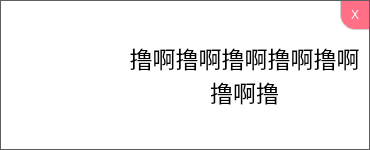
Old version of the form notify.ui in the repository noahsai/note.
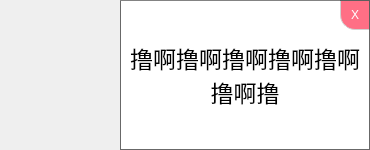
New version of the form. Icons and pictures are not drawn.

The edit to the form file:
```diff
--- a/notify.ui
+++ b/notify.ui
@@ -60,13 +60,7 @@
     </rect>
    </property>
    <property name="styleSheet">
-    <string notr="true">QLabel
-{
-background-color: rgb(255, 255, 255);
-border-top:1px solid      rgb(94, 94, 94);
-border-left:1px solid    rgb(94, 94, 94);
-border-bottom:1px solid     rgb(94, 94, 94);
-}</string>
+    <string notr="true"/>
    </property>
    <property name="text">
     <string/>
@@ -77,6 +71,9 @@
    <property name="scaledContents">
     <bool>false</bool>
    </property>
+   <property name="alignment">
+    <set>Qt::AlignCenter</set>
+   </property>
   </widget>
   <widget class="QLabel" name="note">
    <property name="geometry">
@@ -96,9 +93,10 @@
     <string notr="true">QLabel
 {
 background-color: rgb(255, 255, 255);
-border-top:1px solid   rgb(94, 94, 94);
-border-right:1px solid   rgb(94, 94, 94);
-border-bottom:1px solid   rgb(94, 94, 94);
+border-top:1px solid  rgb(131, 131, 131);
+border-right:1px solid    rgb(104, 104, 104);
+border-left:1px solid     rgb(104, 104, 104);
+border-bottom:1px solid   rgb(104, 104, 104);
 }</string>
    </property>
    <property name="text">
```
Left out of the diff: 3 changed lines with no effect on the pictures.
